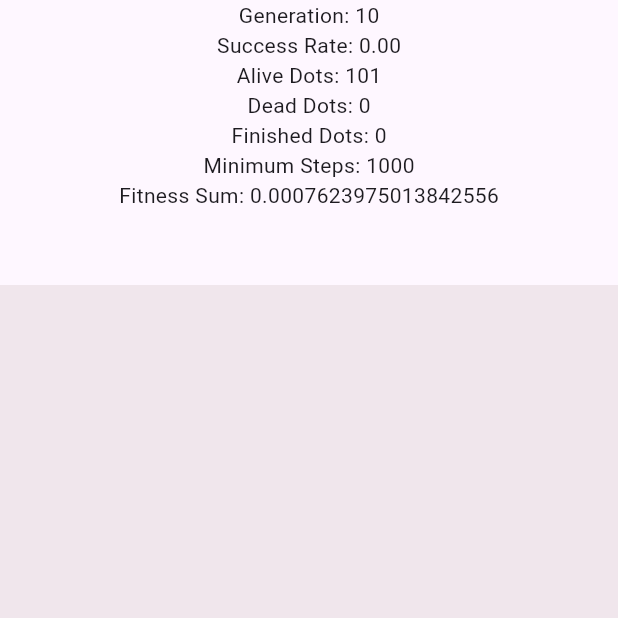
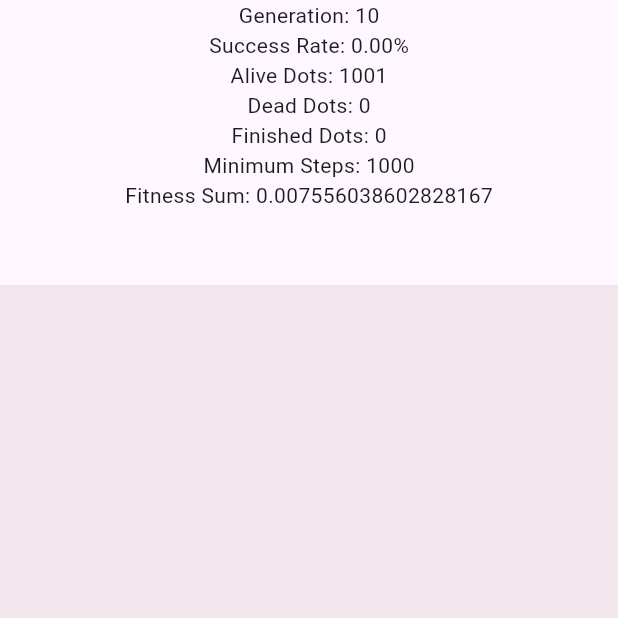
Before and after one commit to dbenedictos/maze_ai, a Flutter app: the screen it shows after launch, on a phone screen of 412 x 824 dp, the top half of it. Run offline on Flutter 3.47's test engine with Material 3 defaults, Android fonts, the phone set to English and light mode, and no system bars; our stand-ins replace dartx.

Commit message:
AI Logic
- fix success rate
- increase population count

```diff
--- a/lib/features/start_screen.dart
+++ b/lib/features/start_screen.dart
@@ -65,7 +65,7 @@ class _StartScreenState extends State<StartScreen> {
       body: Column(
         children: [
           Text('Generation: ${population.generationCount}'),
-          Text('Success Rate: ${(population.successRate * 100).toStringAsFixed(2)}'),
+          Text('Success Rate: ${(population.successRate * 100).toStringAsFixed(2)}%'),
           Text('Alive Dots: ${population.aliveDots}'),
           Text('Dead Dots: ${population.deadDots}'),
           Text('Finished Dots: ${population.finishedDots}'),
--- a/lib/models/population.dart
+++ b/lib/models/population.dart
@@ -46,7 +46,7 @@ class Population {
 
   void move() {
     for (Dot dot in _dots) {
-      if (dot.steps == minStepCount) {
+      if (dot.steps == minStepCount + 100) {
         dot.isDead = true;
       } else {
         dot.move();
--- a/lib/utilities/contants.dart
+++ b/lib/utilities/contants.dart
@@ -3,5 +3,5 @@ const double goalRadius = 20.0;
 const int initialPositionLength = 1000;
 const double size = 600;
 const int fps = 30;
-const int dotCount = 100;
+const int dotCount = 1000;
 const int minStepCounts = 1000;
```
